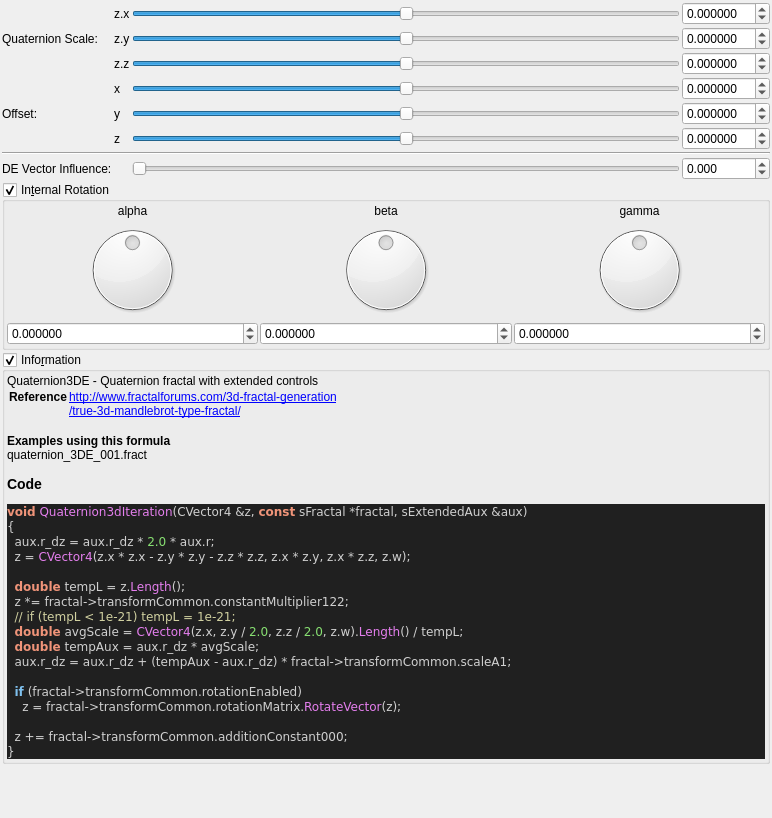
The window that mandelbulber2/formula/ui/fractal_quaternion3d.ui (buddhi1980/mandelbulber2) describes before a commit, drawn with Qt 5.
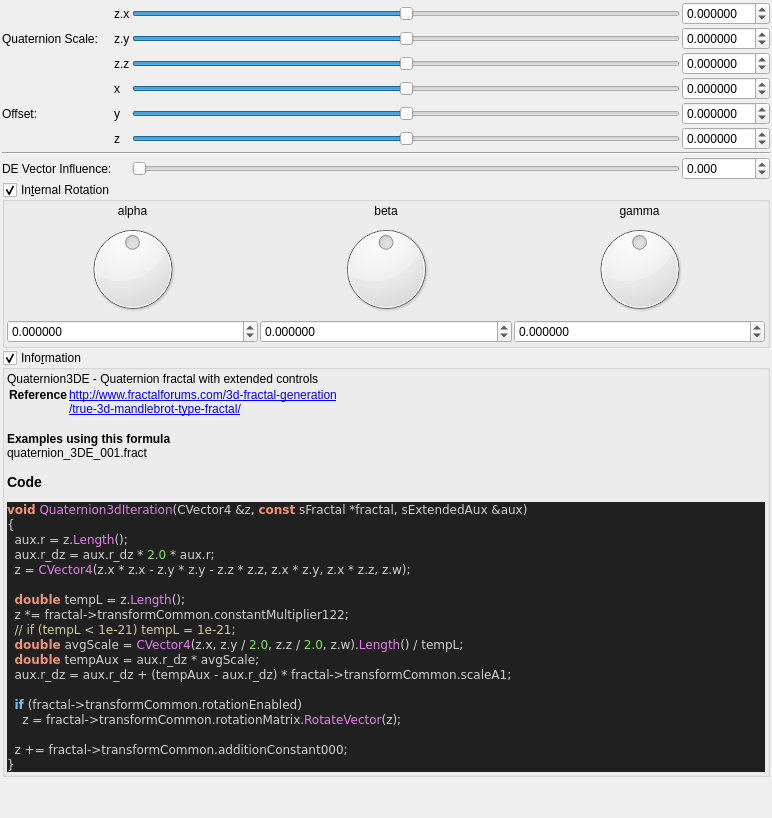
The same window after the commit. Custom widgets are drawn as their Qt base class.

The edit to the form file:
```diff
--- a/mandelbulber2/formula/ui/fractal_quaternion3d.ui
+++ b/mandelbulber2/formula/ui/fractal_quaternion3d.ui
@@ -685,6 +685,7 @@
 &lt;body style=&quot;background-color:#202020&quot;&gt;
 &lt;pre style=&quot;color:#d0d0d0; background-color:#202020;  font-family:'Courier New',monospace;&quot;&gt;&lt;span style=&quot;color:#f09479; font-weight:bold&quot;&gt;void&lt;/span&gt; &lt;span style=&quot;color:#e47eed&quot;&gt;Quaternion3dIteration&lt;/span&gt;&lt;span style=&quot;color:#d0d0d0&quot;&gt;(&lt;/span&gt;CVector4 &lt;span style=&quot;color:#d0d0d0&quot;&gt;&amp;amp;&lt;/span&gt;z&lt;span style=&quot;color:#d0d0d0&quot;&gt;,&lt;/span&gt; &lt;span style=&quot;color:#f09479; font-weight:bold&quot;&gt;const&lt;/span&gt; sFractal &lt;span style=&quot;color:#d0d0d0&quot;&gt;*&lt;/span&gt;fractal&lt;span style=&quot;color:#d0d0d0&quot;&gt;,&lt;/span&gt; sExtendedAux &lt;span style=&quot;color:#d0d0d0&quot;&gt;&amp;amp;&lt;/span&gt;aux&lt;span style=&quot;color:#d0d0d0&quot;&gt;)&lt;/span&gt;
 &lt;span style=&quot;color:#d0d0d0&quot;&gt;{&lt;/span&gt;
+  aux&lt;span style=&quot;color:#d0d0d0&quot;&gt;.&lt;/span&gt;r &lt;span style=&quot;color:#d0d0d0&quot;&gt;=&lt;/span&gt; z&lt;span style=&quot;color:#d0d0d0&quot;&gt;.&lt;/span&gt;&lt;span style=&quot;color:#e47eed&quot;&gt;Length&lt;/span&gt;&lt;span style=&quot;color:#d0d0d0&quot;&gt;();&lt;/span&gt;
   aux&lt;span style=&quot;color:#d0d0d0&quot;&gt;.&lt;/span&gt;r_dz &lt;span style=&quot;color:#d0d0d0&quot;&gt;=&lt;/span&gt; aux&lt;span style=&quot;color:#d0d0d0&quot;&gt;.&lt;/span&gt;r_dz &lt;span style=&quot;color:#d0d0d0&quot;&gt;*&lt;/span&gt; &lt;span style=&quot;color:#87df71&quot;&gt;2.0&lt;/span&gt; &lt;span style=&quot;color:#d0d0d0&quot;&gt;*&lt;/span&gt; aux&lt;span style=&quot;color:#d0d0d0&quot;&gt;.&lt;/span&gt;r&lt;span style=&quot;color:#d0d0d0&quot;&gt;;&lt;/span&gt;
   z &lt;span style=&quot;color:#d0d0d0&quot;&gt;=&lt;/span&gt; &lt;span style=&quot;color:#e47eed&quot;&gt;CVector4&lt;/span&gt;&lt;span style=&quot;color:#d0d0d0&quot;&gt;(&lt;/span&gt;z&lt;span style=&quot;color:#d0d0d0&quot;&gt;.&lt;/span&gt;x &lt;span style=&quot;color:#d0d0d0&quot;&gt;*&lt;/span&gt; z&lt;span style=&quot;color:#d0d0d0&quot;&gt;.&lt;/span&gt;x &lt;span style=&quot;color:#d0d0d0&quot;&gt;-&lt;/span&gt; z&lt;span style=&quot;color:#d0d0d0&quot;&gt;.&lt;/span&gt;y &lt;span style=&quot;color:#d0d0d0&quot;&gt;*&lt;/span&gt; z&lt;span style=&quot;color:#d0d0d0&quot;&gt;.&lt;/span&gt;y &lt;span style=&quot;color:#d0d0d0&quot;&gt;-&lt;/span&gt; z&lt;span style=&quot;color:#d0d0d0&quot;&gt;.&lt;/span&gt;z &lt;span style=&quot;color:#d0d0d0&quot;&gt;*&lt;/span&gt; z&lt;span style=&quot;color:#d0d0d0&quot;&gt;.&lt;/span&gt;z&lt;span style=&quot;color:#d0d0d0&quot;&gt;,&lt;/span&gt; z&lt;span style=&quot;color:#d0d0d0&quot;&gt;.&lt;/span&gt;x &lt;span style=&quot;color:#d0d0d0&quot;&gt;*&lt;/span&gt; z&lt;span style=&quot;color:#d0d0d0&quot;&gt;.&lt;/span&gt;y&lt;span style=&quot;color:#d0d0d0&quot;&gt;,&lt;/span&gt; z&lt;span style=&quot;color:#d0d0d0&quot;&gt;.&lt;/span&gt;x &lt;span style=&quot;color:#d0d0d0&quot;&gt;*&lt;/span&gt; z&lt;span style=&quot;color:#d0d0d0&quot;&gt;.&lt;/span&gt;z&lt;span style=&quot;color:#d0d0d0&quot;&gt;,&lt;/span&gt; z&lt;span style=&quot;color:#d0d0d0&quot;&gt;.&lt;/span&gt;w&lt;span style=&quot;color:#d0d0d0&quot;&gt;);&lt;/span&gt;
 
```
